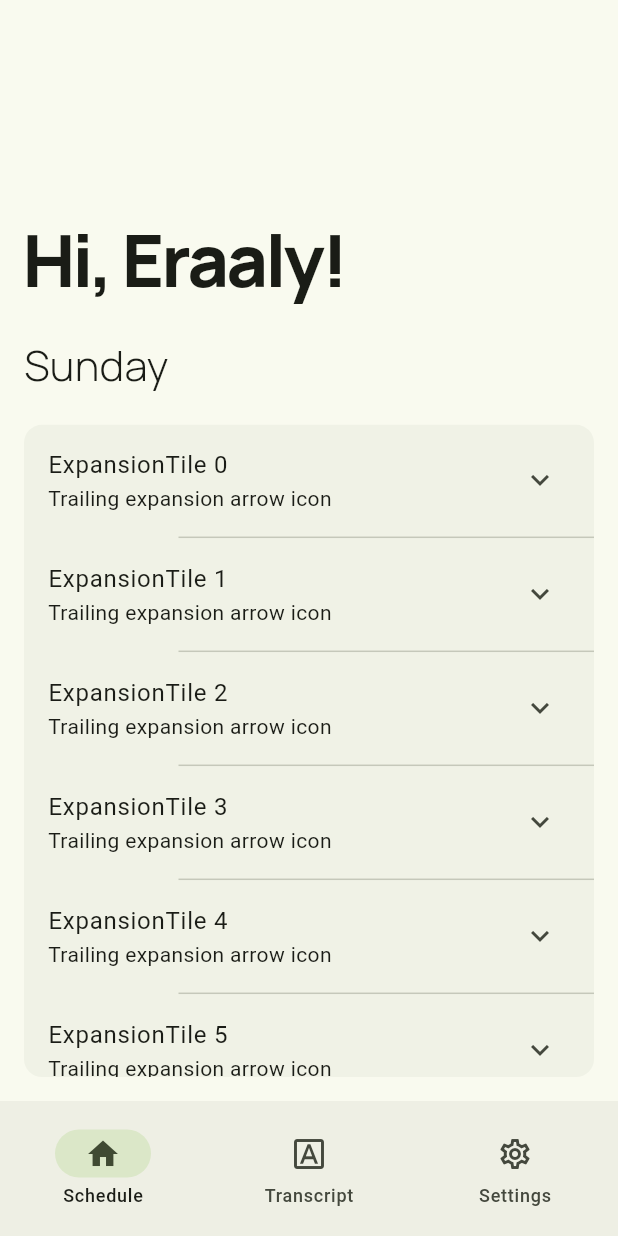
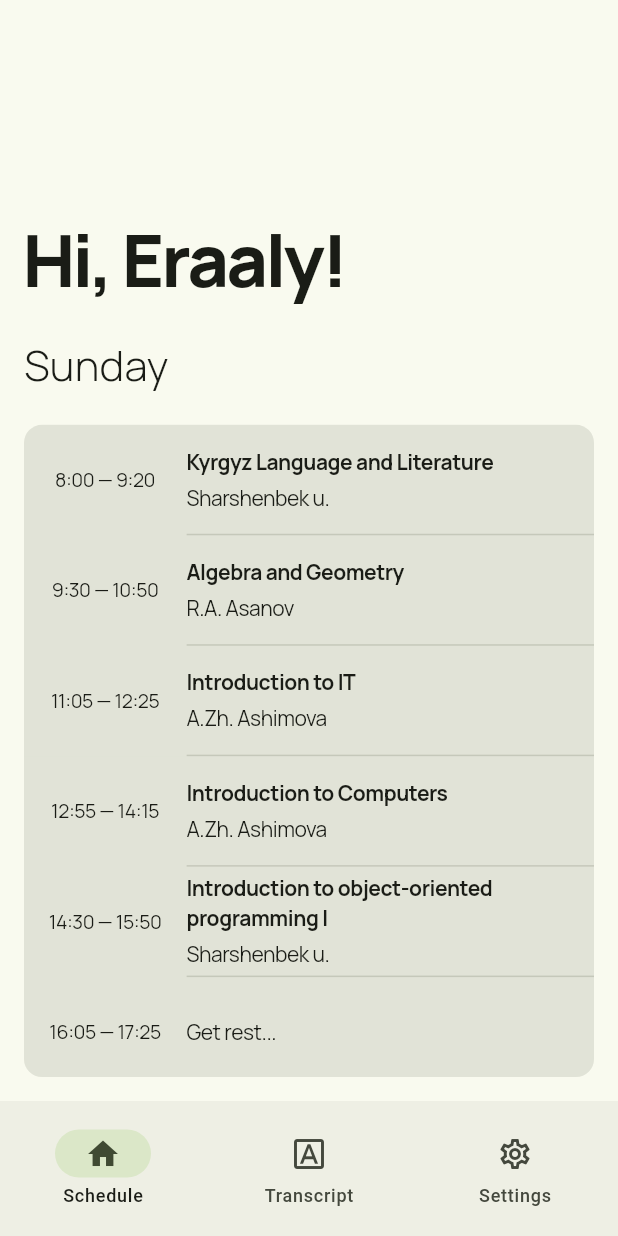
Before and after one commit to zarpach/ScheduleApp, a Flutter app: the screen it shows after launch, on a phone screen of 412 x 824 dp. Run offline on Flutter 3.47's test engine with Material 3 defaults, Android fonts, the phone set to English and light mode, and no system bars; our stand-ins replace gap, google_fonts.

Commit message:
Completed a schedule window

```diff
--- a/lib/main.dart
+++ b/lib/main.dart
@@ -68,14 +68,14 @@ class _MyHomePageState extends State<MyHomePage> {
       value: SystemUiOverlayStyle(
         // status bar
         statusBarColor: Colors.transparent,
-        statusBarBrightness: Theme.of(context).brightness,
+        statusBarBrightness: appBrightness,
         statusBarIconBrightness:
         appBrightness == Brightness.dark ? Brightness.light : Brightness.dark,
 
         // system navigation bar
-        systemNavigationBarColor: Colors.transparent, // Setting a transparent navigation bar color
-        systemNavigationBarContrastEnforced: true,
-        systemNavigationBarIconBrightness: Brightness.light,
+        // Setting a transparent navigation bar color
+        systemNavigationBarColor: Colors.transparent,
+        systemNavigationBarContrastEnforced: false,
       ),
       child: Scaffold(
         bottomNavigationBar: NavigationBar(
--- /dev/null
+++ b/lib/modules/LessonWidgets/ExpandLessonContainer.dart
@@ -0,0 +1,15 @@
+import 'package:flutter/material.dart';
+
+class ExpandLesson extends StatelessWidget {
+  const ExpandLesson({super.key, required this.title});
+
+  final String title;
+
+  @override
+  Widget build(BuildContext context) {
+    return Container(
+      color: Colors.lightGreen,
+      child: Text('Press'),
+    );
+  }
+}
--- a/lib/modules/NavigationBarWidgets/home.dart
+++ b/lib/modules/NavigationBarWidgets/home.dart
@@ -1,9 +1,9 @@
-import 'package:flutter/gestures.dart';
+import 'package:animations/animations.dart';
 import 'package:flutter/material.dart';
-import 'package:flutter/rendering.dart';
 import 'package:google_fonts/google_fonts.dart';
 import 'package:gap/gap.dart';
 import 'package:intl/intl.dart';
+import 'package:schedule_app/modules/LessonWidgets/ExpandLessonContainer.dart';
 
 class Home extends StatefulWidget {
   const Home({super.key});
@@ -13,6 +13,24 @@ class Home extends StatefulWidget {
 }
 
 class _HomeNavState extends State<Home> {
+  List<String> lessonTime = [
+    '8:00 — 9:20',
+    '9:30 — 10:50',
+    '11:05 — 12:25',
+    '12:55 — 14:15',
+    '14:30 — 15:50',
+    '16:05 — 17:25',
+  ];
+
+  List<Map<String, String>> lessons = [
+    {'first': 'Kyrgyz Language and Literature', 'second': 'Sharshenbek u.'},
+    {'first': 'Algebra and Geometry', 'second': 'R.A. Asanov'},
+    {'first': 'Introduction to IT', 'second': 'A.Zh. Ashimova'},
+    {'first': 'Introduction to Computers', 'second': 'A.Zh. Ashimova'},
+    {'first': 'Introduction to object-oriented programming I', 'second': 'Sharshenbek u.'},
+    {'first': 'Get rest...', 'second': ''},
+  ];
+
   @override
   Widget build(BuildContext context) {
     double width = MediaQuery.of(context).size.width;
@@ -39,9 +57,9 @@ class _HomeNavState extends State<Home> {
                           fontSize: 48
                         )),
                     const Gap(16),
-                    // Current weekday, using 'EEEE' format of current date
+
                     Text(
-                        DateFormat('EEEE').format(DateTime.now()),
+                        DateFormat('EEEE').format(DateTime.now()), // Current weekday, using 'EEEE' format of current date
                         style: GoogleFonts.manrope(
                           fontWeight: FontWeight.w300,
                           fontSize: 28
@@ -56,33 +74,87 @@ class _HomeNavState extends State<Home> {
                   child: Container(
                     clipBehavior: Clip.antiAlias,
                     decoration: BoxDecoration(
-                    color: Theme.of(context).colorScheme.onInverseSurface,
+                      color: Theme.of(context).colorScheme.outlineVariant.withOpacity(0.4),
                       borderRadius: BorderRadius.circular(12)
                     ),
                     child: ListView.separated(
-                    physics: const BouncingScrollPhysics(),
-                    dragStartBehavior: DragStartBehavior.down,
+                          padding: EdgeInsets.zero,
+                          physics: const NeverScrollableScrollPhysics(),
                           itemCount: 6,
                           itemBuilder: (itemBuilder, index) {
-                        return ExpansionTile(
-                          shape: const Border(),
-
-                          title: Text('ExpansionTile $index'),
-                          subtitle: const Text('Trailing expansion arrow icon'),
-                          children: <Widget>[
-                            ListTile(title: Text('This is tile number $index')),
+                            return OpenContainer(
+                              openElevation: 0,
+                              openColor: Colors.transparent,
+                              closedColor: Theme.of(context).colorScheme.outlineVariant.withOpacity(0.1),
+                              closedElevation: 0,
+                              closedShape: const Border(),
+                              openShape: const Border(),
+                              transitionDuration: const Duration(milliseconds: 600),
+                              transitionType: ContainerTransitionType.fade,
+                              openBuilder: (context, openContainer) => ExpandLesson(title: 'List Menu Item ${index + 1}'),
+                              closedBuilder: (context, openContainer) {
+                                return Row(
+                                      children: [
+                                        SizedBox(
+                                          width: width / 3.8,
+                                          height: height * (0.5362) / 6,
+                                          child: Center(
+                                              child: Text(
+                                                  lessonTime[index],
+                                                  style: GoogleFonts.manrope(
+                                                    fontSize: 13,
+                                                    fontWeight: FontWeight.w400,
+                                                    letterSpacing: -0.3
+                                                  )
+                                              )
+                                          ),
+                                        ),
+                                        Expanded(
+                                          child: lessons[index]['second'] == ''?
+                                          Text(
+                                              lessons[index]['first']!,
+                                              style: GoogleFonts.manrope(
+                                                letterSpacing: -0.3,
+                                              ),)
+                                              :
+                                          Column(
+                                              crossAxisAlignment: CrossAxisAlignment.start,
+                                              mainAxisSize: MainAxisSize.min,
+                                              children: [
+                                                Text(
+                                                  lessons[index]['first']!,
+                                                  overflow: TextOverflow.ellipsis,
+                                                  maxLines: 2,
+                                                  style: GoogleFonts.manrope(
+                                                    fontWeight: FontWeight.w700,
+                                                    letterSpacing: -0.3
+                                                  ),),
+                                                const Gap(4),
+                                                Text(
+                                                  lessons[index]['second']!,
+                                                  maxLines: 1,
+                                                  style: GoogleFonts.manrope(
+                                                    fontWeight: FontWeight.w400,
+                                                    letterSpacing: -0.3
+                                                  ),)
                                               ],
+                                            ),
+                                        ),
+                                      ],
+                                    );
+                              },
                             );
                           }, separatorBuilder: (BuildContext context, int index) {
                           return Divider(
-                          height: 2,
-                          indent: width / 4,
+                            height: 0,
+                            indent: width / 3.8,
                             endIndent: 0,
                           );
                         },
                         )
                     ),
                 ),
+
             ],
           ),
       )
--- a/pubspec.yaml
+++ b/pubspec.yaml
@@ -35,6 +35,8 @@ dependencies:
   intl: any
   google_fonts: ^6.1.0
   gap: ^3.0.1
+  go_router: ^12.1.3
+  animations: ^2.0.10
 
 
   # The following adds the Cupertino Icons font to your application.
```
Also changed, not shown: pubspec.lock. Lines whose indentation alone changed are shown as unchanged.
